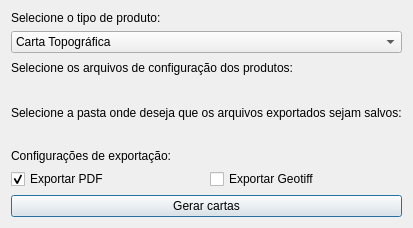
Old version of the form edition_plugin_dialog_base.ui in the repository dsgoficial/ferramentas_edicao.
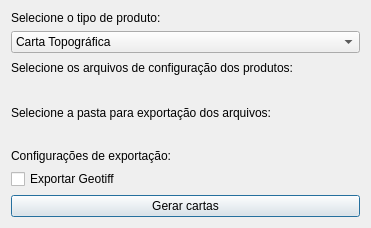
New version of the form. Custom widgets are drawn as their Qt base class.

What changed in the file:
```diff
--- a/edition_plugin_dialog_base.ui
+++ b/edition_plugin_dialog_base.ui
@@ -62,7 +62,7 @@
      <item>
       <widget class="QLabel" name="label_4">
        <property name="text">
-        <string>Selecione a pasta onde deseja que os arquivos exportados sejam salvos:</string>
+        <string>Selecione a pasta para exportação dos arquivos:</string>
        </property>
       </widget>
      </item>
@@ -86,16 +86,6 @@
      </item>
      <item>
       <layout class="QHBoxLayout" name="horizontalLayout_4">
-       <item>
-        <widget class="QCheckBox" name="checkBoxExportPdf">
-         <property name="text">
-          <string>Exportar PDF</string>
-         </property>
-         <property name="checked">
-          <bool>true</bool>
-         </property>
-        </widget>
-       </item>
        <item>
         <widget class="QCheckBox" name="checkBoxExportGeotiff">
          <property name="text">
```
Left out of the diff: 2 changed lines with no effect on the pictures.
